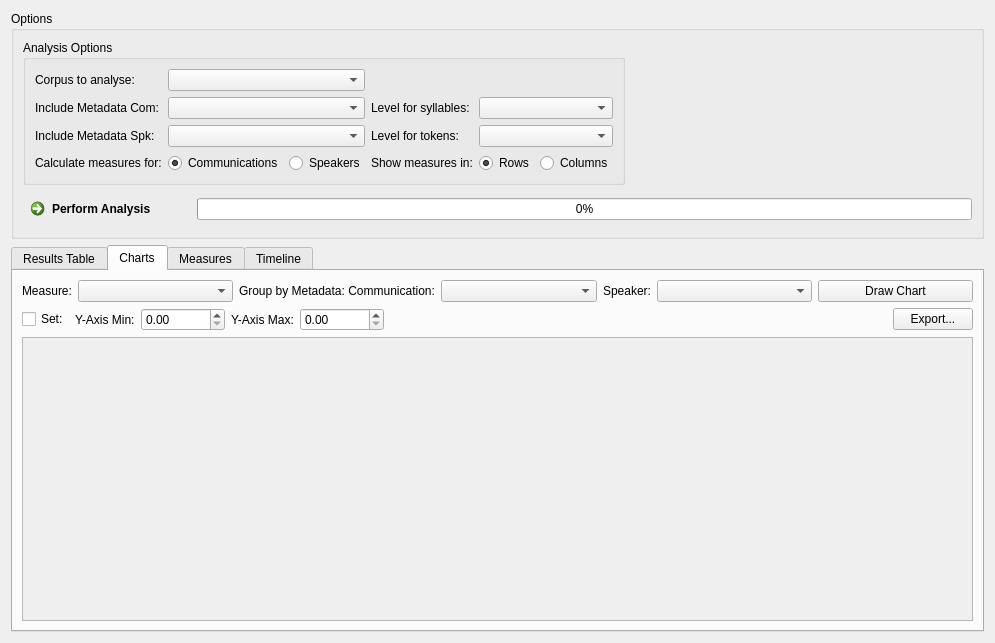
The window that app/statistics/temporal/AnalyserTemporalWidget.ui (praaline/Praaline) describes before a commit, drawn with Qt 5.
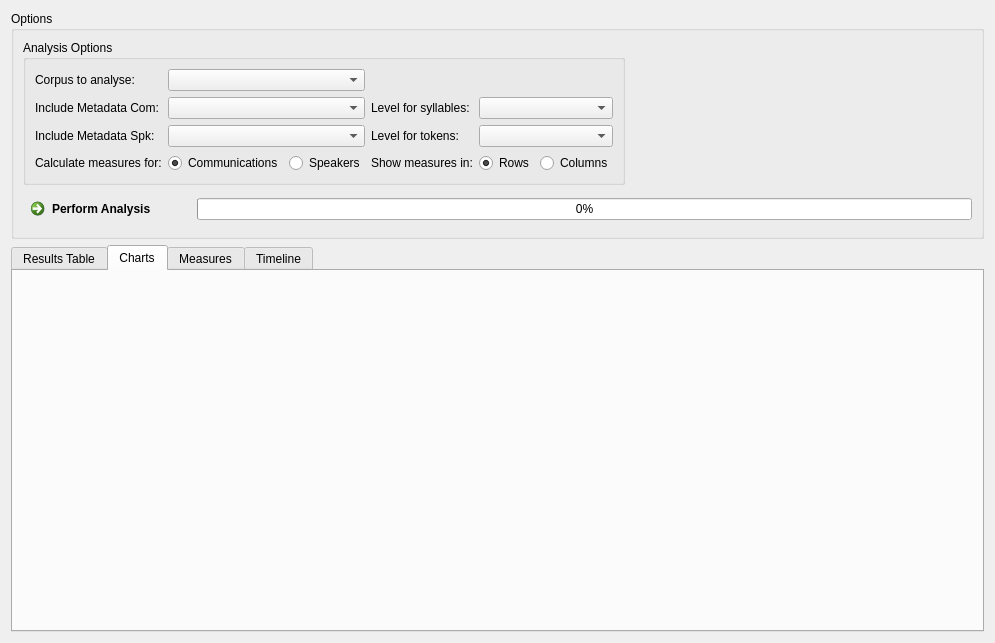
The same window after the commit. The open tabs and pages were chosen to show the change. Custom widgets are drawn as their Qt base class.

Commit message: Separate StatisticalAnalysisChartsWidget

Diff of the .ui file:
```diff
--- a/app/statistics/temporal/AnalyserTemporalWidget.ui
+++ b/app/statistics/temporal/AnalyserTemporalWidget.ui
@@ -260,169 +260,7 @@
       <attribute name="title">
        <string>Charts</string>
       </attribute>
-      <layout class="QGridLayout" name="gridLayout_5">
-       <item row="0" column="0">
-        <layout class="QHBoxLayout" name="horizontalLayoutMeasure">
-         <item>
-          <widget class="QLabel" name="labelMeasure">
-           <property name="sizePolicy">
-            <sizepolicy hsizetype="Fixed" vsizetype="Preferred">
-             <horstretch>0</horstretch>
-             <verstretch>0</verstretch>
-            </sizepolicy>
-           </property>
-           <property name="text">
-            <string>Measure:</string>
-           </property>
-          </widget>
-         </item>
-         <item>
-          <widget class="QComboBox" name="comboBoxMeasure"/>
-         </item>
-         <item>
-          <widget class="QLabel" name="labelGroupByCom">
-           <property name="sizePolicy">
-            <sizepolicy hsizetype="Fixed" vsizetype="Preferred">
-             <horstretch>0</horstretch>
-             <verstretch>0</verstretch>
-            </sizepolicy>
-           </property>
-           <property name="text">
-            <string>Group by Metadata: Communication:</string>
-           </property>
-          </widget>
-         </item>
-         <item>
-          <widget class="QComboBox" name="comboBoxGroupByCom"/>
-         </item>
-         <item>
-          <widget class="QLabel" name="labelGroupBySpk">
-           <property name="sizePolicy">
-            <sizepolicy hsizetype="Fixed" vsizetype="Preferred">
-             <horstretch>0</horstretch>
-             <verstretch>0</verstretch>
-            </sizepolicy>
-           </property>
-           <property name="text">
-            <string>Speaker:</string>
-           </property>
-          </widget>
-         </item>
-         <item>
-          <widget class="QComboBox" name="comboBoxGroupBySpk"/>
-         </item>
-         <item>
-          <widget class="QPushButton" name="commandDrawChart">
-           <property name="text">
-            <string>Draw Chart</string>
-           </property>
-          </widget>
-         </item>
-        </layout>
-       </item>
-       <item row="1" column="0">
-        <layout class="QGridLayout" name="gridLayoutYMinMax">
-         <item row="0" column="1">
-          <widget class="QLabel" name="labelMeasureYMin">
-           <property name="sizePolicy">
-            <sizepolicy hsizetype="Fixed" vsizetype="Preferred">
-             <horstretch>0</horstretch>
-             <verstretch>0</verstretch>
-            </sizepolicy>
-           </property>
-           <property name="text">
-            <string>Y-Axis Min:</string>
-           </property>
-          </widget>
-         </item>
-         <item row="0" column="4">
-          <widget class="QDoubleSpinBox" name="doubleSpinBoxYMax">
-           <property name="maximum">
-            <double>1000000000000.000000000000000</double>
-           </property>
-          </widget>
-         </item>
-         <item row="0" column="5">
-          <spacer name="horizontalSpacerChartMinMax">
-           <property name="orientation">
-            <enum>Qt::Horizontal</enum>
-           </property>
-           <property name="sizeHint" stdset="0">
-            <size>
-             <width>40</width>
-             <height>20</height>
-            </size>
-           </property>
-          </spacer>
-         </item>
-         <item row="0" column="6">
-          <widget class="QPushButton" name="commandExportChart">
-           <property name="text">
-            <string>Export...</string>
-           </property>
-          </widget>
-         </item>
-         <item row="0" column="2">
-          <widget class="QDoubleSpinBox" name="doubleSpinBoxYMin">
-           <property name="maximum">
-            <double>1000000000000.000000000000000</double>
-           </property>
-          </widget>
-         </item>
-         <item row="0" column="3">
-          <widget class="QLabel" name="labelMeasureYMax">
-           <property name="sizePolicy">
-            <sizepolicy hsizetype="Fixed" vsizetype="Preferred">
-             <horstretch>0</horstretch>
-             <verstretch>0</verstretch>
-            </sizepolicy>
-           </property>
-           <property name="text">
-            <string>Y-Axis Max:</string>
-           </property>
-          </widget>
-         </item>
-         <item row="0" column="0">
-          <widget class="QCheckBox" name="checkBoxSetYMinMax">
-           <property name="text">
-            <string>Set:</string>
-           </property>
-          </widget>
-         </item>
-        </layout>
-       </item>
-       <item row="2" column="0">
-        <widget class="QScrollArea" name="scrollArea">
-         <property name="widgetResizable">
-          <bool>true</bool>
-         </property>
-         <widget class="QWidget" name="scrollAreaWidgetContents">
-          <property name="geometry">
-           <rect>
-            <x>0</x>
-            <y>0</y>
-            <width>953</width>
-            <height>275</height>
-           </rect>
-          </property>
-          <layout class="QGridLayout" name="gridLayoutChart">
-           <property name="leftMargin">
-            <number>0</number>
-           </property>
-           <property name="topMargin">
-            <number>0</number>
-           </property>
-           <property name="rightMargin">
-            <number>0</number>
-           </property>
-           <property name="bottomMargin">
-            <number>0</number>
-           </property>
-          </layout>
-         </widget>
-        </widget>
-       </item>
-      </layout>
+      <layout class="QGridLayout" name="gridLayoutCharts"/>
      </widget>
      <widget class="QWidget" name="tabMeasureDefinitions">
       <attribute name="title">
```
Left out of the diff: 10 changed lines with no effect on the pictures. The commit also changes 12 other files.
